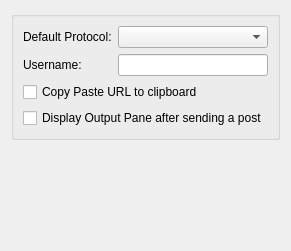
This is src/plugins/cpaster/settingspage.ui in qt-creator/qt-creator as Qt 5 draws it before an edit. The edited form follows.
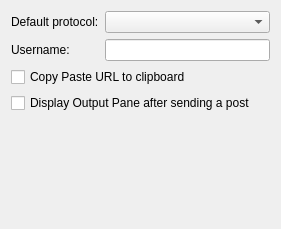
This is the edited form.

Commit message: Removed redundant group boxes from options dialog pages

The edit to the form file:
```diff
--- a/src/plugins/cpaster/settingspage.ui
+++ b/src/plugins/cpaster/settingspage.ui
@@ -2,54 +2,16 @@
 <ui version="4.0">
  <class>CodePaster::SettingsPage</class>
  <widget class="QWidget" name="CodePaster::SettingsPage">
-  <layout class="QVBoxLayout" name="verticalLayout">
-   <item>
-    <widget class="QGroupBox" name="groupBox">
-     <property name="sizePolicy">
-      <sizepolicy hsizetype="Preferred" vsizetype="Maximum">
-       <horstretch>0</horstretch>
-       <verstretch>0</verstretch>
-      </sizepolicy>
-     </property>
-     <layout class="QFormLayout" name="formLayout">
-      <item row="0" column="0">
-       <widget class="QLabel" name="protocolLabel">
-        <property name="text">
-         <string>Default Protocol:</string>
-        </property>
-       </widget>
-      </item>
-      <item row="0" column="1">
-       <widget class="QComboBox" name="defaultProtocol"/>
-      </item>
-      <item row="1" column="0">
-       <widget class="QLabel" name="userNameLabel">
-        <property name="text">
-         <string>Username:</string>
-        </property>
-       </widget>
-      </item>
-      <item row="1" column="1">
-       <widget class="QLineEdit" name="userEdit"/>
-      </item>
-      <item row="2" column="0" colspan="2">
-       <widget class="QCheckBox" name="clipboardBox">
-        <property name="text">
-         <string>Copy Paste URL to clipboard</string>
-        </property>
-       </widget>
-      </item>
-      <item row="3" column="0" colspan="2">
-       <widget class="QCheckBox" name="displayBox">
-        <property name="text">
-         <string>Display Output Pane after sending a post</string>
-        </property>
-       </widget>
-      </item>
-     </layout>
-    </widget>
-   </item>
-   <item>
+  <property name="geometry">
+   <rect>
+    <x>0</x>
+    <y>0</y>
+    <width>281</width>
+    <height>229</height>
+   </rect>
+  </property>
+  <layout class="QGridLayout" name="gridLayout">
+   <item row="8" column="0" colspan="2">
     <spacer name="verticalSpacer">
      <property name="orientation">
       <enum>Qt::Vertical</enum>
@@ -62,6 +24,40 @@
      </property>
     </spacer>
    </item>
+   <item row="4" column="0" colspan="2">
+    <widget class="QCheckBox" name="displayBox">
+     <property name="text">
+      <string>Display Output Pane after sending a post</string>
+     </property>
+    </widget>
+   </item>
+   <item row="3" column="0" colspan="2">
+    <widget class="QCheckBox" name="clipboardBox">
+     <property name="text">
+      <string>Copy Paste URL to clipboard</string>
+     </property>
+    </widget>
+   </item>
+   <item row="1" column="1">
+    <widget class="QLineEdit" name="userEdit"/>
+   </item>
+   <item row="1" column="0">
+    <widget class="QLabel" name="userNameLabel">
+     <property name="text">
+      <string>Username:</string>
+     </property>
+    </widget>
+   </item>
+   <item row="0" column="1">
+    <widget class="QComboBox" name="defaultProtocol"/>
+   </item>
+   <item row="0" column="0">
+    <widget class="QLabel" name="protocolLabel">
+     <property name="text">
+      <string>Default protocol:</string>
+     </property>
+    </widget>
+   </item>
   </layout>
  </widget>
  <resources/>
```
The commit also changes 12 other files.
